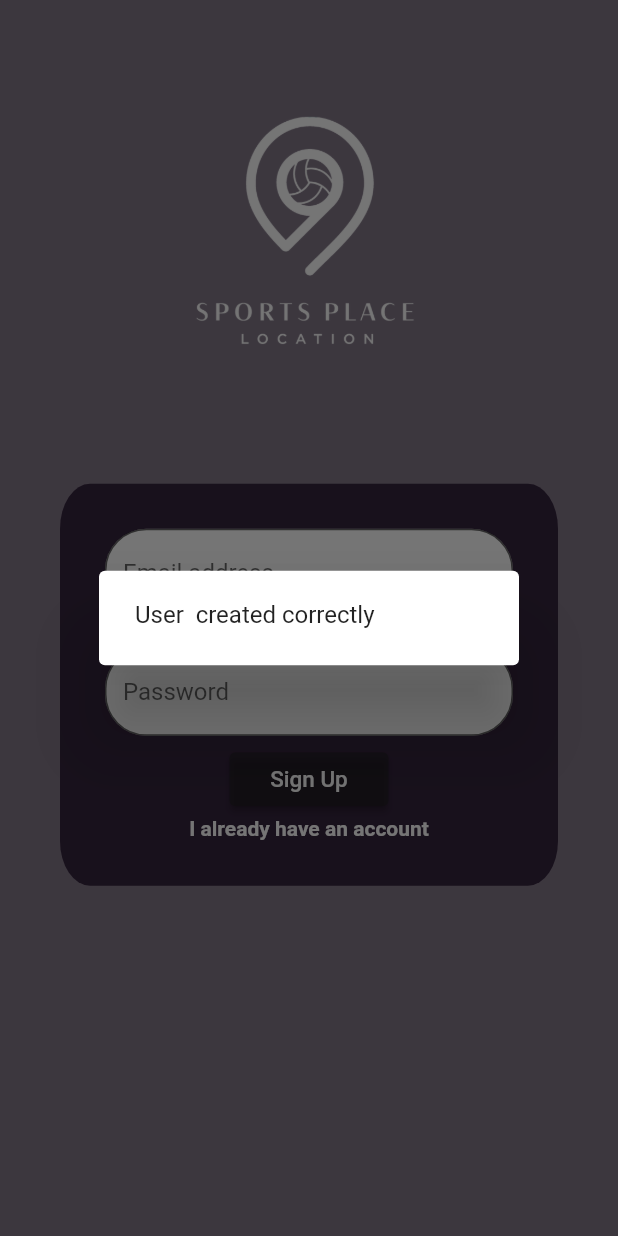
After one commit to maespi/SportsPlace, a Flutter app: the SignUp screen opened by its route, after a tap on "Sign Up", on a phone screen of 412 x 824 dp. The commit adds this screen. Run offline on Flutter 3.47's test engine with Material 2 defaults, Android fonts, the phone set to English and light mode, and no system bars.

```diff
--- /dev/null
+++ b/lib/dataStorage.dart
@@ -0,0 +1,4 @@
+
+library sports_place.AppData;
+//The use of this file is to be used as a database
+var accounts = {};
--- /dev/null
+++ b/lib/signUp.dart
@@ -0,0 +1,129 @@
+
+import 'package:flutter/gestures.dart';
+import 'package:flutter/material.dart';
+import 'dataStorage.dart' as global;
+
+class SignUp extends StatefulWidget {
+  const SignUp({Key? key, required this.title}) : super(key: key);
+  final String title;
+
+  @override
+  _SignUpForm createState() => _SignUpForm();
+
+}
+class _SignUpForm extends State<SignUp>{
+  final controllerUser = TextEditingController();
+  final controllerPass = TextEditingController();
+
+  @override
+  void dispose(){
+    controllerUser.dispose();
+    controllerPass.dispose();
+    super.dispose();
+  }
+
+  @override
+  Widget build(BuildContext context) {
+    return SafeArea(
+      child:
+      Scaffold(
+        body: Center(
+          // Center is a layout widget. It takes a single child and positions it
+          // in the middle of the parent.
+          child: Column(
+            mainAxisAlignment: MainAxisAlignment.start,
+            children: <Widget>[
+              Container(
+                padding: const EdgeInsets.only(top: 4),
+                decoration: BoxDecoration(
+                  borderRadius: BorderRadius.circular(200),
+                ),
+                child: Image.asset('assets/images/logowhitefull.png'),
+              ),
+              Container(
+                padding: const EdgeInsets.all(30),
+                margin: const EdgeInsets.only(left: 40, right: 40),
+                decoration: const BoxDecoration(
+                  borderRadius: BorderRadius.vertical(top: Radius.elliptical(20, 30), bottom: Radius.elliptical(20, 30)),
+                  color: Color.fromRGBO(
+                      53, 36, 61, 1),
+                ),
+                child: Column(children: [
+                  Padding(padding: const EdgeInsets.only(top: 0),
+                    child: TextField(
+                      controller: controllerUser,
+                      decoration: InputDecoration(
+                        border: OutlineInputBorder(
+                          borderRadius: BorderRadius.circular(27.5),
+                        ),
+                        hintText: 'Email address',
+                        filled: true,
+                        fillColor: Colors.white,
+                      ),
+                    ),
+                  ),
+                  Padding(padding: const EdgeInsets.only(top: 20),
+                    child: TextField(
+                      controller: controllerPass,
+                      obscureText: true,
+                      decoration: InputDecoration(
+                        border: OutlineInputBorder(
+                          borderRadius: BorderRadius.circular(27.5),
+                        ),
+                        hintText: 'Password',
+                        filled: true,
+                        fillColor: Colors.white,
+                      ),
+                    ),
+                  ),
+                  Padding(padding: const EdgeInsets.only(top: 5),
+                    child: ElevatedButton(
+                      style: ButtonStyle(
+                        backgroundColor: MaterialStateProperty.all<Color>(const Color.fromRGBO(30, 30, 30, 0.5)),
+                      ),
+                      onPressed: () {
+                        if (!global.accounts.containsKey(controllerUser.text)){
+                          print("User "+controllerUser.text+" Signed Up");
+                          global.accounts[controllerUser.text] = controllerPass.text;
+                          showDialog(context: context,
+                              builder: (context) {
+                                return AlertDialog(
+                                  content: Text("User ${controllerUser.text} created correctly"),
+                                );
+                              });
+                        }else{
+                          showDialog(context: context,
+                              builder: (context) {
+                            return const AlertDialog(
+                              content: Text("Error on sign in with that user and password"),
+                            );
+                              } );
+                        }
+                        controllerPass.clear();
+                        controllerUser.clear();
+                      },
+                      child: const Text(
+                        '   Sign Up   ',
+                        style: TextStyle(color: Colors.white, fontSize: 15),
+                      ),
+                    ),
+                  ),
+                  Padding(
+                    padding: const EdgeInsets.only(top: 1),
+                    child: RichText(
+                      text: TextSpan(
+                        text: 'I already have an account',
+                        style: const TextStyle(fontWeight: FontWeight.bold),
+                        recognizer: TapGestureRecognizer()..onTap = () => Navigator.pop(context),
+                      ),
+                    ),
+                  ),
+                ]),
+              ),
+            ],
+          ),
+        ),
+      ),
+    );
+  }
+}
```
Also changed, not shown: lib/logIn.dart (added, +117 -0 lines), lib/main.dart (+18 -131 lines), 1 other file.
